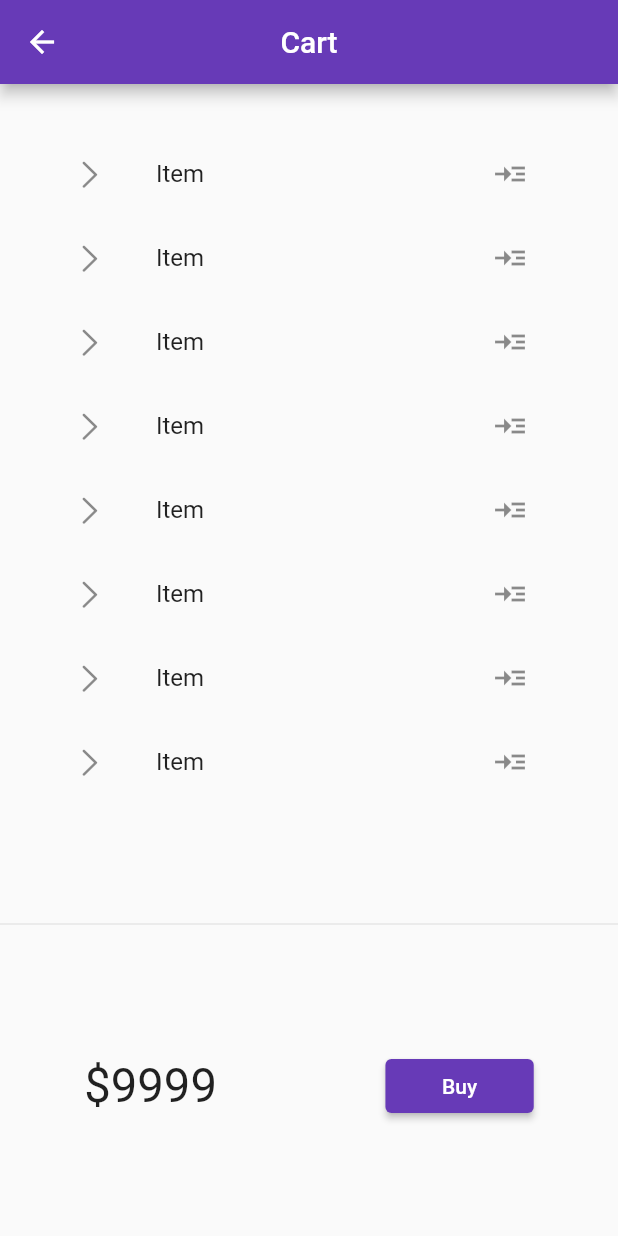
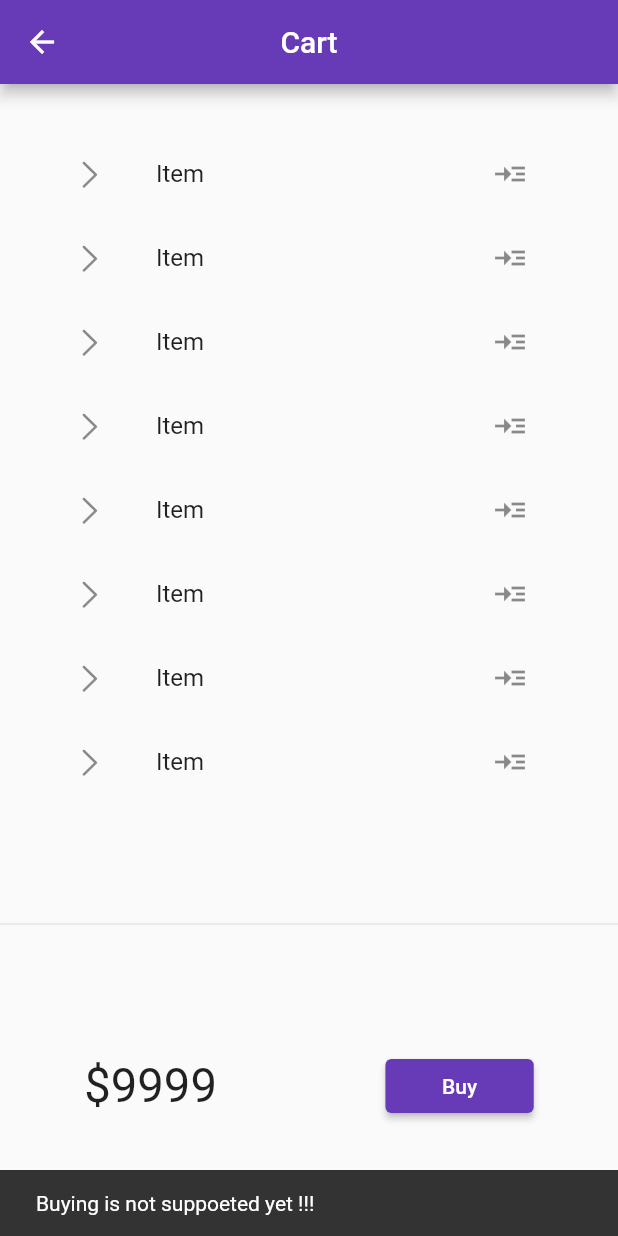
Before and after one commit to Mehul-Kumar-27/Flutter, a Flutter app: the CartPage screen opened by its route, after a tap on "Buy", on a phone screen of 412 x 824 dp. Run offline on Flutter 3.47's test engine with Material 2 defaults, Android fonts, the phone set to English and light mode, and no system bars; our stand-ins replace velocity_x.

Commit message:
Cart Model Created

```diff
--- a/lib/pages/cartPage.dart
+++ b/lib/pages/cartPage.dart
@@ -34,7 +34,13 @@ class _CartTotal extends StatelessWidget {
         mainAxisAlignment: MainAxisAlignment.spaceAround,
         children: [
           "\$9999".text.xl4.align(TextAlign.left).make(),
-          ElevatedButton(onPressed: () {}, child: "Buy".text.make())
+          ElevatedButton(
+                  onPressed: () {
+                    ScaffoldMessenger.of(context).showSnackBar(SnackBar(
+                        content:
+                            "Buying is not suppoeted yet !!!".text.make()));
+                  },
+                  child: "Buy".text.make())
               .w24(context),
         ],
       ),
--- a/lib/widget/HomepageWidgets/catalog_list.dart
+++ b/lib/widget/HomepageWidgets/catalog_list.dart
@@ -12,7 +12,7 @@ class CatalogueList extends StatelessWidget {
     return ListView.builder(
       itemCount: CatalogueModel.items!.length,
       itemBuilder: (context, index) {
-        final catalog = CatalogueModel.getByPosition(index);
+        final catalog = CatalogueModel.items![index];
         return InkWell(
             onTap: () => Navigator.push<void>(
                 context,
```
Also changed, not shown: lib/models/cartModel.dart (added, +34 -0 lines), lib/models/catalog.dart (+9 -9 lines).
